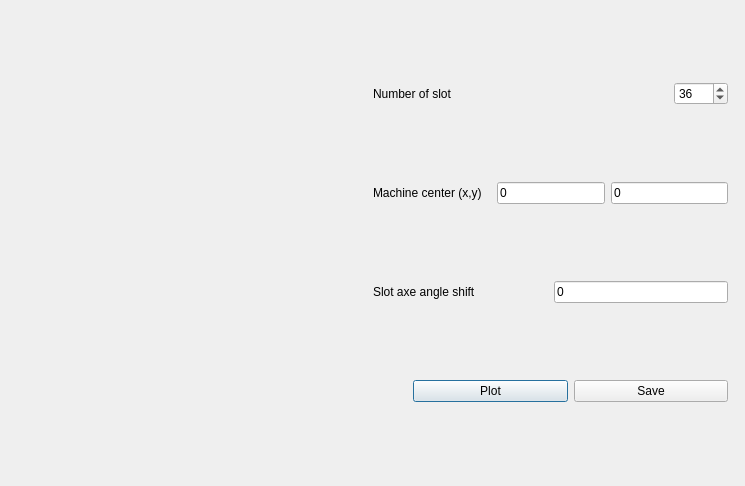
This is pyleecan/GUI/Dxf/DXF_Slot.ui in Eomys/pyleecan as Qt 5 draws it before an edit. The edited form follows.
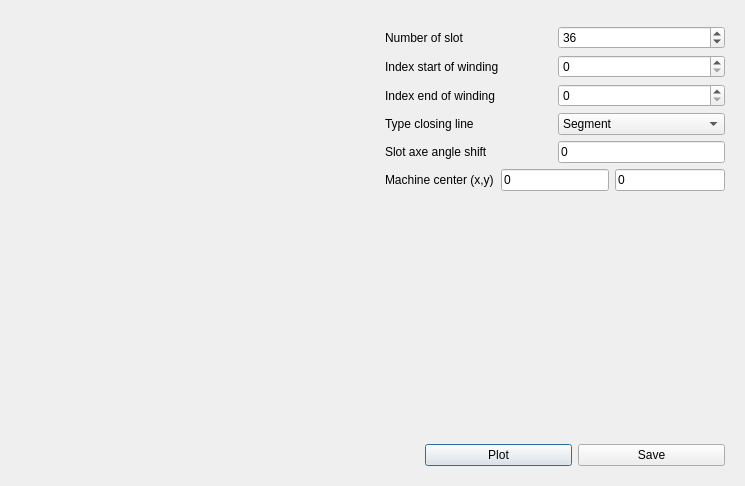
This is the edited form. Custom widgets are drawn as their Qt base class.

Commit message: [NF] Definition of SlotUD in the GUI from DXF files

Diff of the .ui file:
```diff
--- a/pyleecan/GUI/Dxf/DXF_Slot.ui
+++ b/pyleecan/GUI/Dxf/DXF_Slot.ui
@@ -18,20 +18,37 @@
     <widget class="MPLCanvas2" name="w_viewer" native="true"/>
    </item>
    <item>
+    <widget class="QWidget" name="widget" native="true">
+     <property name="maximumSize">
+      <size>
+       <width>400</width>
+       <height>16777215</height>
+      </size>
+     </property>
     <layout class="QVBoxLayout" name="verticalLayout">
      <item>
-      <layout class="QHBoxLayout" name="horizontalLayout_4">
+       <widget class="WPathSelector" name="w_path_selector" native="true">
+        <property name="sizePolicy">
+         <sizepolicy hsizetype="Fixed" vsizetype="Preferred">
+          <horstretch>0</horstretch>
+          <verstretch>0</verstretch>
+         </sizepolicy>
+        </property>
+       </widget>
+      </item>
        <item>
+       <layout class="QGridLayout" name="gridLayout">
+        <item row="0" column="0">
         <widget class="QLabel" name="in_Zs">
          <property name="text">
           <string>Number of slot</string>
          </property>
         </widget>
        </item>
-       <item>
+        <item row="0" column="1">
         <widget class="QSpinBox" name="si_Zs">
          <property name="sizePolicy">
-          <sizepolicy hsizetype="Fixed" vsizetype="Fixed">
+           <sizepolicy hsizetype="Preferred" vsizetype="Preferred">
            <horstretch>0</horstretch>
            <verstretch>0</verstretch>
           </sizepolicy>
@@ -50,6 +67,67 @@
          </property>
         </widget>
        </item>
+        <item row="1" column="0">
+         <widget class="QLabel" name="in_wind_begin_index">
+          <property name="text">
+           <string>Index start of winding</string>
+          </property>
+         </widget>
+        </item>
+        <item row="1" column="1">
+         <widget class="QSpinBox" name="si_wind_begin_index"/>
+        </item>
+        <item row="2" column="0">
+         <widget class="QLabel" name="in_wind_end_index">
+          <property name="text">
+           <string>Index end of winding</string>
+          </property>
+         </widget>
+        </item>
+        <item row="2" column="1">
+         <widget class="QSpinBox" name="si_wind_end_index"/>
+        </item>
+        <item row="3" column="0">
+         <widget class="QLabel" name="in_type_line">
+          <property name="text">
+           <string>Type closing line</string>
+          </property>
+         </widget>
+        </item>
+        <item row="3" column="1">
+         <widget class="QComboBox" name="c_type_line">
+          <item>
+           <property name="text">
+            <string>Segment</string>
+           </property>
+          </item>
+          <item>
+           <property name="text">
+            <string>Arc1</string>
+           </property>
+          </item>
+         </widget>
+        </item>
+        <item row="4" column="0">
+         <widget class="QLabel" name="in_axe_angle">
+          <property name="text">
+           <string>Slot axe angle shift</string>
+          </property>
+         </widget>
+        </item>
+        <item row="4" column="1">
+         <widget class="FloatEdit" name="lf_axe_angle">
+          <property name="sizePolicy">
+           <sizepolicy hsizetype="Minimum" vsizetype="Fixed">
+            <horstretch>0</horstretch>
+            <verstretch>0</verstretch>
+           </sizepolicy>
+          </property>
+          <property name="text">
+           <string>0</string>
+          </property>
+         </widget>
+        </item>
       </layout>
      </item>
      <item>
@@ -102,28 +180,17 @@
       </layout>
      </item>
      <item>
-      <layout class="QHBoxLayout" name="horizontalLayout_6">
-       <item>
-        <widget class="QLabel" name="in_axe_angle">
-         <property name="text">
-          <string>Slot axe angle shift</string>
-         </property>
-        </widget>
-       </item>
-       <item>
-        <widget class="FloatEdit" name="lf_axe_angle">
-         <property name="sizePolicy">
-          <sizepolicy hsizetype="Minimum" vsizetype="Fixed">
-           <horstretch>0</horstretch>
-           <verstretch>0</verstretch>
-          </sizepolicy>
-         </property>
-         <property name="text">
-          <string>0</string>
-         </property>
-        </widget>
-       </item>
-      </layout>
+       <spacer name="verticalSpacer">
+        <property name="orientation">
+         <enum>Qt::Vertical</enum>
+        </property>
+        <property name="sizeHint" stdset="0">
+         <size>
+          <width>20</width>
+          <height>40</height>
+         </size>
+        </property>
+       </spacer>
      </item>
      <item>
       <layout class="QHBoxLayout" name="horizontalLayout_2">
@@ -163,15 +230,6 @@
       </layout>
      </item>
     </layout>
-   </item>
-   <item>
-    <widget class="WPathSelector" name="w_path_selector" native="true">
-     <property name="sizePolicy">
-      <sizepolicy hsizetype="Fixed" vsizetype="Preferred">
-       <horstretch>0</horstretch>
-       <verstretch>0</verstretch>
-      </sizepolicy>
-     </property>
     </widget>
    </item>
   </layout>
```
Lines whose indentation alone changed are shown as unchanged. The commit also changes 7 other files.
